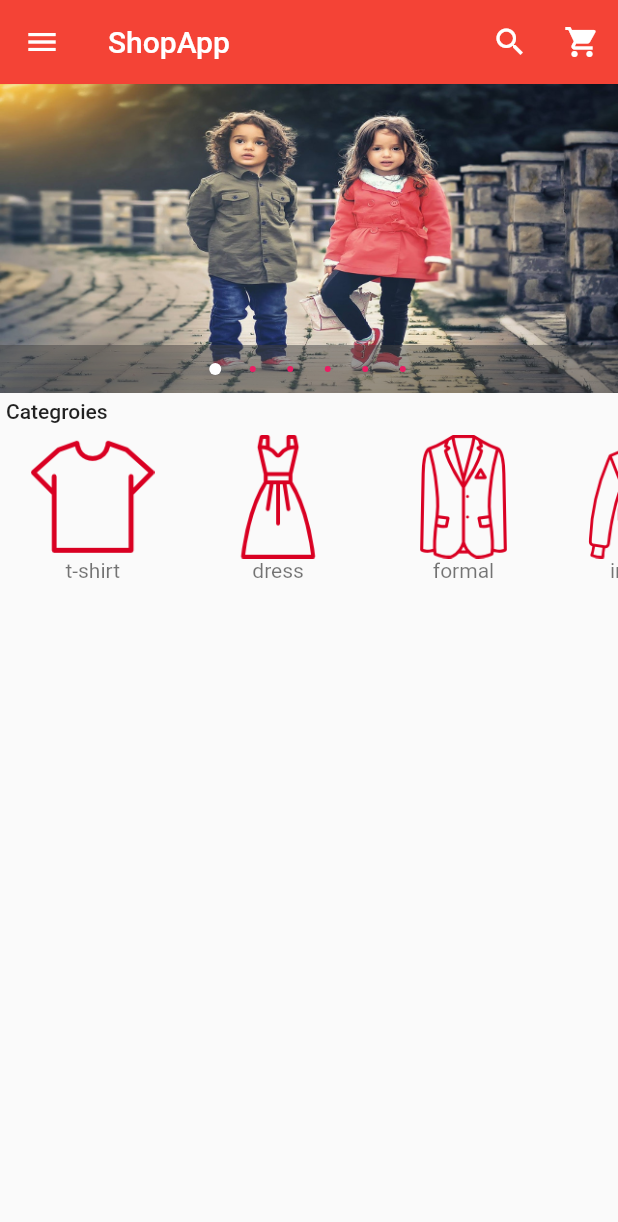
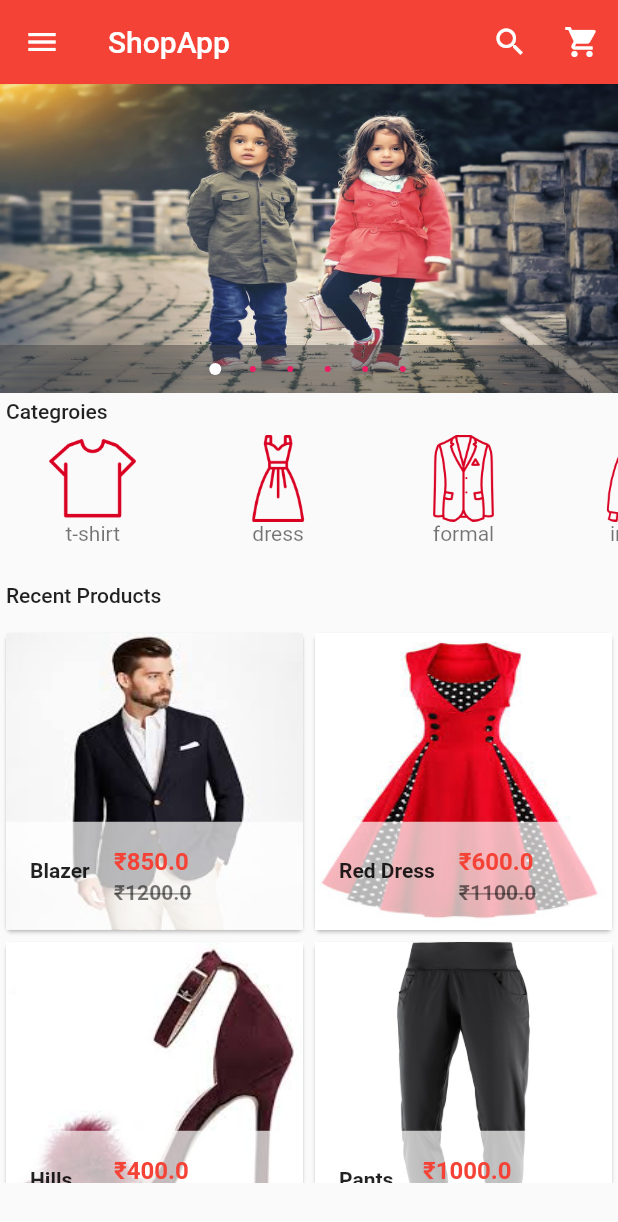
Before and after one commit to ksrikanth554/ecommerceapp, a Flutter app: the screen it shows after launch, on a phone screen of 412 x 824 dp. Shown: the top 1222 px of the screen. Run offline on Flutter 3.47's test engine with Material 2 defaults, Android fonts, the phone set to English and light mode, and no system bars; drawn by our look-alikes of carousel_pro.

Commit message:
today's commit

```diff
--- a/lib/components/horizontallist_categories.dart
+++ b/lib/components/horizontallist_categories.dart
@@ -4,7 +4,7 @@ class HorizontalList extends StatelessWidget {
   @override
   Widget build(BuildContext context) {
     return Container(
-      height: MediaQuery.of(context).size.height*0.15,
+      height: MediaQuery.of(context).size.height*0.12,
       child:ListView(
         scrollDirection: Axis.horizontal,
         children: <Widget>[
@@ -54,7 +54,7 @@ class Category extends StatelessWidget{
       child: InkWell(
               child: ListTile(
 
-          title: Image.asset(image_location,height: MediaQuery.of(context).size.height*0.1,),
+          title: Image.asset(image_location,height: MediaQuery.of(context).size.height*0.07,),
           subtitle: Container(
             child: Text(image_caption,textAlign: TextAlign.center,)),
         ),
--- /dev/null
+++ b/lib/components/recent_products.dart
@@ -0,0 +1,95 @@
+import 'package:flutter/material.dart';
+
+import '../product_details.dart';
+
+class Products extends StatelessWidget {
+  var product_list=[
+    {
+      "product_name":"Blazer",
+      "product_image":"images/products/blazer1.jpeg",
+      "product_price":850.00,
+      "product_oldprice":1200.00
+    },
+    {
+      "product_name":"Red Dress",
+      "product_image":"images/products/dress1.jpeg",
+      "product_price":600.00,
+      "product_oldprice":1100.00
+    },
+    {
+      "product_name":"Hills",
+      "product_image":"images/products/hills1.jpeg",
+      "product_price":400.00,
+      "product_oldprice":850.00
+    },
+    {
+      "product_name":"Pants",
+      "product_image":"images/products/pants1.jpg",
+      "product_price":1000.00,
+      "product_oldprice":1250.00
+    }
+  ];
+  @override
+  Widget build(BuildContext context) {
+    return GridView.builder(
+      itemCount:product_list.length ,
+      gridDelegate: SliverGridDelegateWithFixedCrossAxisCount(crossAxisCount: 2),
+      itemBuilder: (ctx,index) {
+        return SingleProduct(
+          productName:product_list[index]["product_name"] ,
+          productImage: product_list[index]["product_image"],
+          productPrice: product_list[index]["product_price"],
+          productOldPrice: product_list[index]["product_oldprice"],
+        );
+      },
+
+
+    );
+  }
+}
+class SingleProduct extends StatelessWidget {
+  final  productName;
+  final  productImage;
+  final  productPrice;
+  final  productOldPrice;
+
+  SingleProduct({
+    this.productImage,this.productName,this.productOldPrice,this.productPrice
+  });
+  @override
+  Widget build(BuildContext context) {
+    return Container(
+      child: Card(
+        child: Hero(
+          tag: productName,
+          child: Material(
+            child:InkWell(
+                child: GridTile(
+                child: Image.asset(productImage,fit: BoxFit.fill,),
+                footer: Container(
+                  color: Colors.white70,
+                  child: ListTile(
+                    leading: Container(
+                      padding: EdgeInsets.only(top: MediaQuery.of(context).size.height*0.01),
+                      child: Text(productName,style: TextStyle(fontWeight: FontWeight.bold),)),
+                    title: Text('₹$productPrice',style: TextStyle(fontWeight: FontWeight.bold,color:Colors.red),),
+                    subtitle:Text('₹$productOldPrice',style:TextStyle(fontWeight:FontWeight.bold,color:Colors.black54,
+                                                                    decoration: TextDecoration.lineThrough),),
+                  ),
+                ),
+                ),
+              onTap:(){
+                Navigator.of(context).push(MaterialPageRoute(builder:(ctx)=>ProductDetails(
+                  product_details_image: productImage,
+                  product_details_name: productName,
+                  product_details_newprice: productPrice,
+                  product_details_oldprice: productOldPrice,
+                )));
+              },
+            ) ,
+          )
+          ),
+      ),
+    );
+  }
+}
--- a/lib/main.dart
+++ b/lib/main.dart
@@ -2,6 +2,8 @@ import 'package:carousel_pro/carousel_pro.dart';
 import './components/horizontallist_categories.dart';
 import 'package:flutter/material.dart';
 import 'package:flutter/services.dart';
+
+import 'components/recent_products.dart';
 
 
 
@@ -134,7 +136,17 @@ class _HomePageState extends State<HomePage> {
             padding: const EdgeInsets.all(4.0),
             child: Text('Categroies',style: TextStyle(fontWeight: FontWeight.w500),),
           ),
-          HorizontalList()
+          HorizontalList(),
+         Container(
+           height: MediaQuery.of(context).size.height*0.04,
+           alignment: Alignment.topLeft,
+           padding: EdgeInsets.all(4.0),
+           child: Text('Recent Products',style: TextStyle(fontWeight:FontWeight.w500,),),
+         ),
+          Container(
+            height: MediaQuery.of(context).size.width*0.9,
+            child: Products()
+            )
         ],
       ),
 
```
Also changed, not shown: lib/product_details.dart (added, +139 -0 lines), pubspec.yaml (+12 -0 lines).
